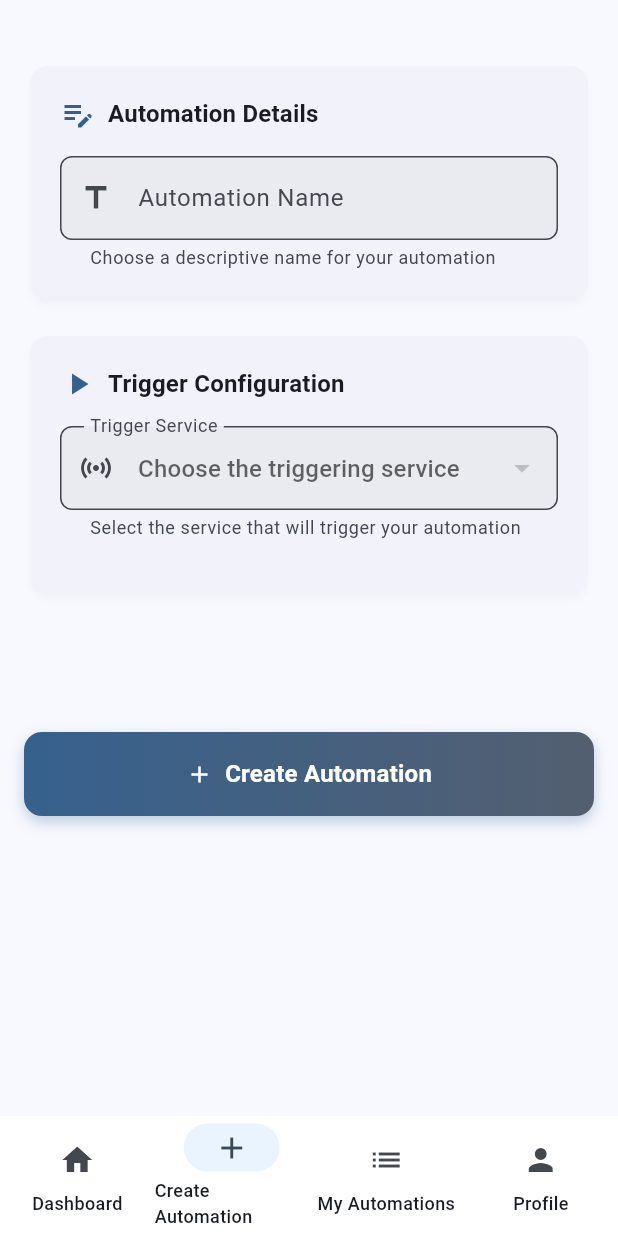
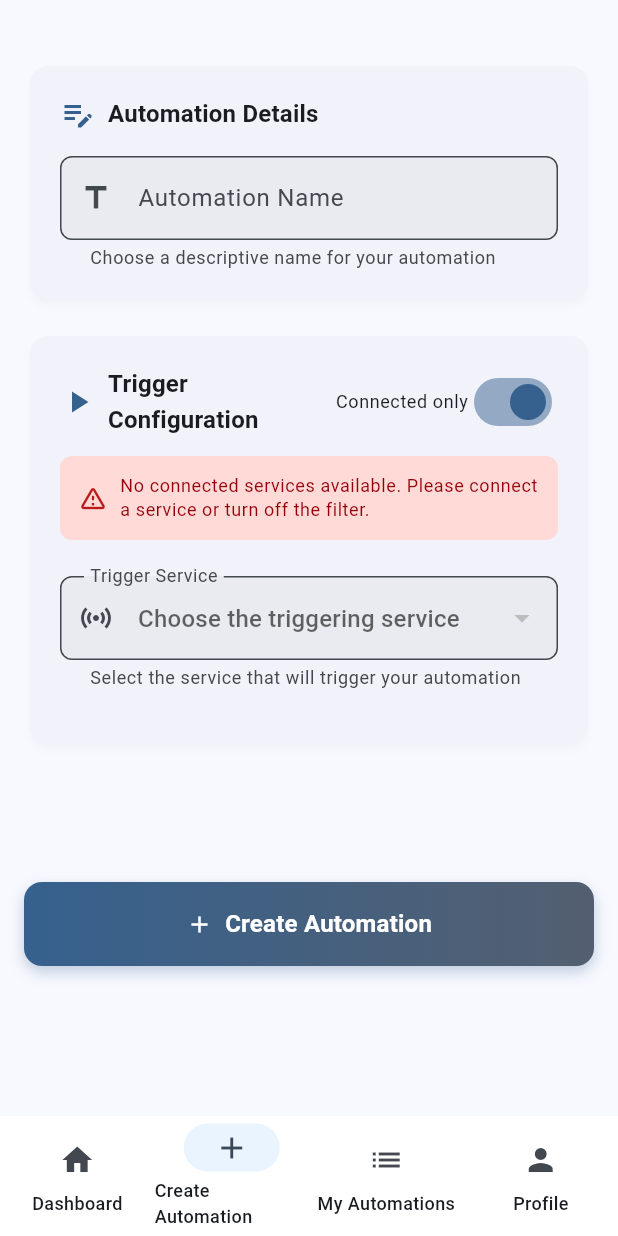
Before and after one commit to My-Epitech-Organisation/Area, a Flutter app: the SwipeNavigationPage screen opened by its route, swiped to page 2, on a phone screen of 412 x 824 dp. Run offline on Flutter 3.47's test engine with Material 3 defaults, Android fonts, the phone set to English and light mode, and no system bars; our stand-ins replace app_links, flutter_dotenv, flutter_secure_storage, google_sign_in; accounts and stored records are empty; network calls fail.

Commit message:
feat(applet): refactor ServiceActionSelectorCard to support connected services filtering

```diff
--- a/mobile/lib/widgets/create_applet/service_action_selector_card.dart
+++ b/mobile/lib/widgets/create_applet/service_action_selector_card.dart
@@ -1,12 +1,14 @@
 import 'package:flutter/material.dart';
 import 'package:provider/provider.dart';
 import '../../providers/service_catalog_provider.dart';
+import '../../providers/connected_services_provider.dart';
 import '../../utils/service_icons.dart';
+import '../../config/service_provider_config.dart';
 
 enum SelectorType { trigger, action }
 
 /// Generic card for selecting a service and then an action/reaction from that service
-class ServiceActionSelectorCard extends StatelessWidget {
+class ServiceActionSelectorCard extends StatefulWidget {
   final String title;
   final IconData titleIcon;
   final SelectorType selectorType;
@@ -14,6 +16,7 @@ class ServiceActionSelectorCard extends StatelessWidget {
   final String? selectedAction;
   final ValueChanged<String?> onServiceChanged;
   final ValueChanged<String?> onActionChanged;
+  final bool filterByConnectedServices;
 
   const ServiceActionSelectorCard({
     super.key,
@@ -24,52 +27,72 @@ class ServiceActionSelectorCard extends StatelessWidget {
     required this.selectedAction,
     required this.onServiceChanged,
     required this.onActionChanged,
+    this.filterByConnectedServices = true,
   });
 
   @override
+  State<ServiceActionSelectorCard> createState() => _ServiceActionSelectorCardState();
+}
+
+class _ServiceActionSelectorCardState extends State<ServiceActionSelectorCard> {
+  bool _showOnlyConnected = true;
+
+  @override
   Widget build(BuildContext context) {
-    return Consumer<ServiceCatalogProvider>(
-      builder: (context, serviceProvider, child) {
+    return Consumer2<ServiceCatalogProvider, ConnectedServicesProvider>(
+      builder: (context, serviceProvider, connectedProvider, child) {
         // Filter services based on selector type
-        final filteredServices = serviceProvider.services
+        var filteredServices = serviceProvider.services
             .where(
-              (service) => selectorType == SelectorType.trigger
+              (service) => widget.selectorType == SelectorType.trigger
                   ? service.actions.isNotEmpty
                   : service.reactions.isNotEmpty,
             )
             .toList();
 
+        // Further filter by connected services if enabled
+        if (widget.filterByConnectedServices && _showOnlyConnected) {
+          filteredServices = filteredServices.where((service) {
+            // Services that don't require OAuth are always available
+            if (!ServiceProviderConfig.requiresOAuth(service.name)) {
+              return true;
+            }
+            // OAuth services must be connected
+            return connectedProvider.isServiceConnected(service.name);
+          }).toList();
+        }
+
         // Get labels and icons based on selector type
-        final serviceLabel = selectorType == SelectorType.trigger
+        final serviceLabel = widget.selectorType == SelectorType.trigger
             ? 'Trigger Service'
             : 'Action Service';
-        final serviceHint = selectorType == SelectorType.trigger
+        final serviceHint = widget.selectorType == SelectorType.trigger
             ? 'Choose the triggering service'
             : 'Choose the executing service';
-        final serviceHelperText = selectorType == SelectorType.trigger
+        final serviceHelperText = widget.selectorType == SelectorType.trigger
             ? 'Select the service that will trigger your automation'
             : 'Select the service that will execute the action';
-        final serviceIcon = selectorType == SelectorType.trigger
+        final serviceIcon = widget.selectorType == SelectorType.trigger
             ? Icons.sensors
             : Icons.call_to_action;
 
-        final actionLabel = selectorType == SelectorType.trigger
+        final actionLabel = widget.selectorType == SelectorType.trigger
             ? 'Action Trigger'
             : 'Reaction';
-        final actionHint = selectorType == SelectorType.trigger
+        final actionHint = widget.selectorType == SelectorType.trigger
             ? 'Choose the triggering action'
             : 'Choose the action to perform';
-        final actionHelperText = selectorType == SelectorType.trigger
+        final actionHelperText = widget.selectorType == SelectorType.trigger
             ? 'Select the action that will trigger your automation'
             : 'Select the action that your automation should perform';
-        final actionIcon = selectorType == SelectorType.trigger
+        final actionIcon = widget.selectorType == SelectorType.trigger
             ? Icons.play_circle_outline
             : Icons.flash_on;
 
-        final serviceValidatorMessage = selectorType == SelectorType.trigger
+        final serviceValidatorMessage = widget.selectorType == SelectorType.trigger
             ? 'Please select a trigger service'
             : 'Please select an action service';
-        final actionValidatorMessage = selectorType == SelectorType.trigger
+        final actionValidatorMessage = widget.selectorType == SelectorType.trigger
             ? 'Please select a trigger action'
             : 'Please select a reaction';
 
@@ -86,27 +109,79 @@ class ServiceActionSelectorCard extends StatelessWidget {
                 Row(
                   children: [
                     Icon(
-                      titleIcon,
+                      widget.titleIcon,
                       color: Theme.of(context).colorScheme.primary,
                     ),
                     const SizedBox(width: 8),
-                    Text(
-                      title,
-                      style: Theme.of(context).textTheme.titleMedium?.copyWith(
-                        fontWeight: FontWeight.w600,
+                    Expanded(
+                      child: Text(
+                        widget.title,
+                        style: Theme.of(context).textTheme.titleMedium?.copyWith(
+                          fontWeight: FontWeight.w600,
+                        ),
                       ),
                     ),
+                    // Toggle for filtering by connected services
+                    if (widget.filterByConnectedServices)
+                      Row(
+                        mainAxisSize: MainAxisSize.min,
+                        children: [
+                          Text(
+                            'Connected only',
+                            style: Theme.of(context).textTheme.bodySmall,
+                          ),
+                          Switch(
+                            value: _showOnlyConnected,
+                            onChanged: (value) {
+                              setState(() {
+                                _showOnlyConnected = value;
+                              });
+                            },
+                            activeColor: Theme.of(context).colorScheme.primary,
+                          ),
+                        ],
+                      ),
                   ],
                 ),
+
+                // Info banner when filter is on but no services match
+                if (widget.filterByConnectedServices && _showOnlyConnected && filteredServices.isEmpty)
+                  Container(
+                    margin: const EdgeInsets.only(top: 12, bottom: 8),
+                    padding: const EdgeInsets.all(12),
+                    decoration: BoxDecoration(
+                      color: Theme.of(context).colorScheme.errorContainer,
+                      borderRadius: BorderRadius.circular(8),
+                    ),
+                    child: Row(
+                      children: [
+                        Icon(
+                          Icons.warning_amber_rounded,
+                          color: Theme.of(context).colorScheme.error,
+                          size: 20,
+                        ),
+                        const SizedBox(width: 8),
+                        Expanded(
+                          child: Text(
+                            'No connected services available. Please connect a service or turn off the filter.',
+                            style: Theme.of(context).textTheme.bodySmall?.copyWith(
+                              color: Theme.of(context).colorScheme.onErrorContainer,
+                            ),
+                          ),
+                        ),
+                      ],
+                    ),
+                  ),
+
                 const SizedBox(height: 16),
 
                 // Service Selection
                 Semantics(
-                  label: '$title service selection',
+                  label: '${widget.title} service selection',
                   hint: serviceHelperText,
                   child: DropdownButtonFormField<String>(
                     isExpanded: true,
-                    initialValue: selectedService,
+                    initialValue: widget.selectedService,
                     decoration: InputDecoration(
                       labelText: serviceLabel,
                       hintText: serviceHint,
@@ -117,6 +192,9 @@ class ServiceActionSelectorCard extends StatelessWidget {
                       helperText: serviceHelperText,
                     ),
                     items: filteredServices.map((service) {
+                      final isConnected = connectedProvider.isServiceConnected(service.name);
+                      final requiresOAuth = ServiceProviderConfig.requiresOAuth(service.name);
+
                       return DropdownMenuItem(
                         value: service.name,
                         child: Row(
@@ -127,12 +205,18 @@ class ServiceActionSelectorCard extends StatelessWidget {
                               color: Theme.of(context).colorScheme.primary,
                             ),
                             const SizedBox(width: 8),
-                            Text(service.displayName),
+                            Expanded(child: Text(service.displayName)),
+                            if (requiresOAuth && isConnected)
+                              Icon(
+                                Icons.check_circle,
+                                size: 16,
+                                color: Colors.green,
+                              ),
                           ],
                         ),
                       );
                     }).toList(),
-                    onChanged: onServiceChanged,
+                    onChanged: widget.onServiceChanged,
                     validator: (value) {
                       if (value == null || value.isEmpty) {
                         return serviceValidatorMessage;
@@ -145,13 +229,13 @@ class ServiceActionSelectorCard extends StatelessWidget {
                 const SizedBox(height: 16),
 
                 // Action/Reaction Selection - Only show when service is selected
-                if (selectedService != null)
+                if (widget.selectedService != null)
                   Semantics(
-                    label: '$title action selection',
+                    label: '${widget.title} action selection',
                     hint: actionHelperText,
                     child: DropdownButtonFormField<String>(
                       isExpanded: true,
-                      initialValue: selectedAction,
+                      initialValue: widget.selectedAction,
                       decoration: InputDecoration(
                         labelText: actionLabel,
                         hintText: actionHint,
@@ -162,9 +246,9 @@ class ServiceActionSelectorCard extends StatelessWidget {
                         helperText: actionHelperText,
                       ),
                       items:
-                          (selectorType == SelectorType.trigger
+                          (widget.selectorType == SelectorType.trigger
                               ? serviceProvider
-                                    .getActionsForService(selectedService!)
+                                    .getActionsForService(widget.selectedService!)
                                     ?.map((action) {
                                       return DropdownMenuItem(
                                         value: action.name,
@@ -173,7 +257,7 @@ class ServiceActionSelectorCard extends StatelessWidget {
                                     })
                                     .toList()
                               : serviceProvider
-                                    .getReactionsForService(selectedService!)
+                                    .getReactionsForService(widget.selectedService!)
                                     ?.map((reaction) {
                                       return DropdownMenuItem(
                                         value: reaction.name,
@@ -182,7 +266,7 @@ class ServiceActionSelectorCard extends StatelessWidget {
                                     })
                                     .toList()) ??
                           [],
-                      onChanged: onActionChanged,
+                      onChanged: widget.onActionChanged,
                       validator: (value) {
                         if (value == null || value.isEmpty) {
                           return actionValidatorMessage;
```
